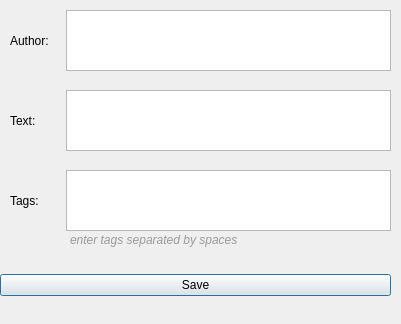
First picture: the form in dialog.ui, repository Alexander-1703/QtNotepad, before the edit.
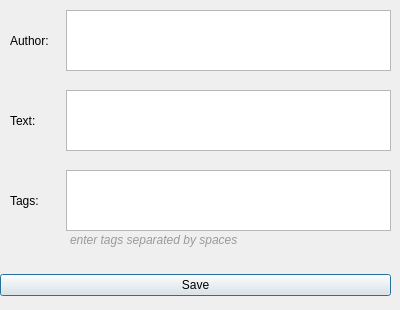
Second picture: the form after the edit.

Commit message: size of dialog fixed

```diff
--- a/dialog.ui
+++ b/dialog.ui
@@ -6,10 +6,22 @@
    <rect>
     <x>0</x>
     <y>0</y>
-    <width>401</width>
-    <height>324</height>
+    <width>400</width>
+    <height>310</height>
    </rect>
   </property>
+  <property name="minimumSize">
+   <size>
+    <width>400</width>
+    <height>310</height>
+   </size>
+  </property>
+  <property name="maximumSize">
+   <size>
+    <width>400</width>
+    <height>310</height>
+   </size>
+  </property>
   <property name="windowTitle">
    <string>Dialog</string>
   </property>
```
